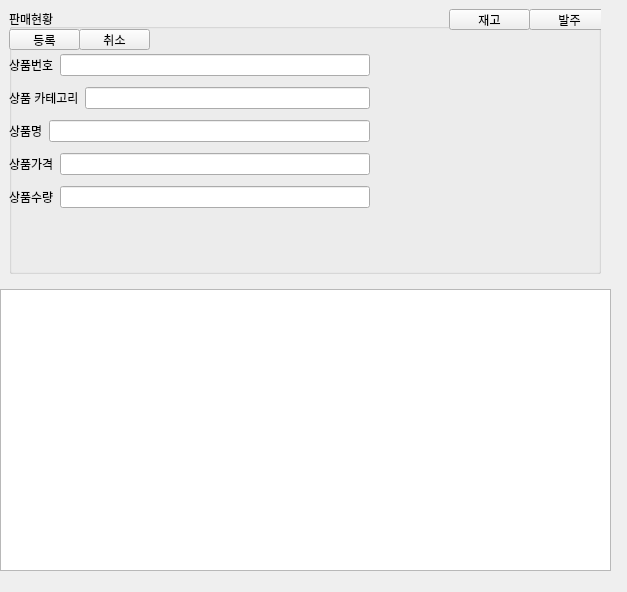
First picture: the form in mini_pro1/history.ui, repository park0609/mini_project, before the edit.
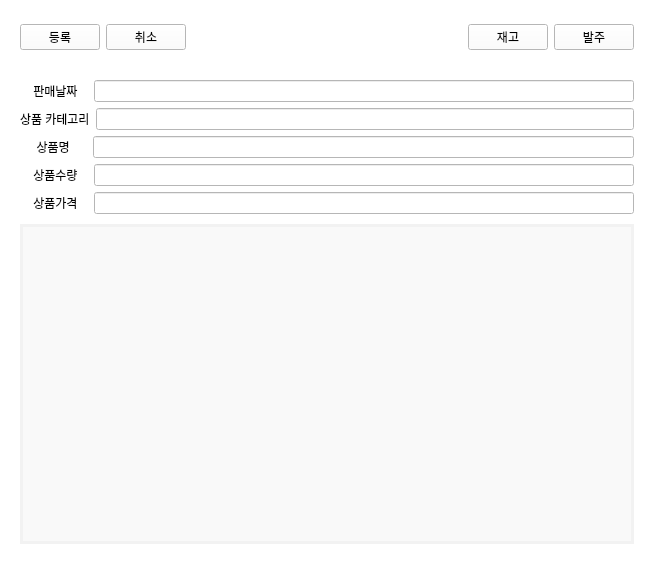
Second picture: the form after the edit.

Diff of the .ui file:
```diff
--- a/mini_pro1/history.ui
+++ b/mini_pro1/history.ui
@@ -6,53 +6,49 @@
    <rect>
     <x>0</x>
     <y>0</y>
-    <width>627</width>
-    <height>592</height>
+    <width>654</width>
+    <height>571</height>
    </rect>
   </property>
   <property name="windowTitle">
    <string>Form</string>
   </property>
-  <widget class="QWidget" name="verticalLayoutWidget">
-   <property name="geometry">
-    <rect>
-     <x>0</x>
-     <y>0</y>
-     <width>611</width>
-     <height>571</height>
-    </rect>
-   </property>
-   <layout class="QVBoxLayout" name="verticalLayout">
-    <item>
+  <property name="styleSheet">
+   <string notr="true">background-color: #ffffff;</string>
+  </property>
+  <layout class="QGridLayout" name="gridLayout">
+   <item row="0" column="0">
      <widget class="QWidget" name="widget" native="true">
-      <layout class="QHBoxLayout" name="horizontalLayout">
-       <item>
-        <widget class="QGroupBox" name="groupBox">
-         <property name="sizePolicy">
-          <sizepolicy hsizetype="MinimumExpanding" vsizetype="Preferred">
-           <horstretch>0</horstretch>
-           <verstretch>0</verstretch>
-          </sizepolicy>
-         </property>
-         <property name="title">
-          <string>판매현황</string>
-         </property>
-         <widget class="QWidget" name="verticalLayoutWidget_2">
-          <property name="geometry">
-           <rect>
-            <x>0</x>
-            <y>40</y>
-            <width>361</width>
-            <height>164</height>
-           </rect>
-          </property>
+     <property name="styleSheet">
+      <string notr="true">background-color: #ffffff;</string>
+     </property>
+     <layout class="QGridLayout" name="gridLayout_2">
+      <item row="3" column="0">
+       <widget class="QTableWidget" name="history_2">
+        <property name="maximumSize">
+         <size>
+          <width>16777215</width>
+          <height>320</height>
+         </size>
+        </property>
+        <property name="styleSheet">
+         <string notr="true">QTableWidget {
+    border: 3px solid #f2f2f2; 
+    border-radius: 1px;
+    background-color: #f9f9f9; 
+    box-shadow: 7px 7px 12px rgba(0, 0, 0, 0.3); /* 그림자 효과 */ 
+}</string>
+        </property>
+       </widget>
+      </item>
+      <item row="2" column="0">
           <layout class="QVBoxLayout" name="verticalLayout_2">
            <item>
             <layout class="QHBoxLayout" name="horizontalLayout_4">
              <item>
               <widget class="QLabel" name="label_prod_number">
                <property name="text">
-                <string>상품번호</string>
+             <string>    판매날짜   </string>
                </property>
               </widget>
              </item>
@@ -94,7 +90,7 @@
              <item>
               <widget class="QLabel" name="label_prod_name">
                <property name="text">
-                <string>상품명</string>
+             <string>     상품명     </string>
                </property>
               </widget>
              </item>
@@ -108,7 +104,7 @@
              <item>
               <widget class="QLabel" name="label_prod_price">
                <property name="text">
-                <string>상품가격</string>
+             <string>    상품수량   </string>
                </property>
               </widget>
              </item>
@@ -122,7 +118,7 @@
              <item>
               <widget class="QLabel" name="label_prod_amount">
                <property name="text">
-                <string>상품수량</string>
+             <string>    상품가격   </string>
                </property>
               </widget>
              </item>
@@ -139,18 +135,15 @@
             </layout>
            </item>
           </layout>
-         </widget>
-         <widget class="QPushButton" name="btn_add">
-          <property name="geometry">
-           <rect>
-            <x>0</x>
-            <y>20</y>
-            <width>71</width>
-            <height>21</height>
-           </rect>
-          </property>
+      </item>
+      <item row="0" column="0">
+       <layout class="QVBoxLayout" name="verticalLayout_3">
+        <item>
+         <layout class="QHBoxLayout" name="horizontalLayout">
+          <item>
+           <widget class="QPushButton" name="btn_add_2">
           <property name="sizePolicy">
-           <sizepolicy hsizetype="Minimum" vsizetype="MinimumExpanding">
+             <sizepolicy hsizetype="Fixed" vsizetype="Fixed">
             <horstretch>0</horstretch>
             <verstretch>0</verstretch>
            </sizepolicy>
@@ -159,36 +152,56 @@
            <string>등록</string>
           </property>
          </widget>
-         <widget class="QPushButton" name="pushButton_2">
-          <property name="geometry">
-           <rect>
-            <x>440</x>
-            <y>0</y>
-            <width>81</width>
-            <height>21</height>
-           </rect>
-          </property>
+          </item>
+          <item>
+           <widget class="QPushButton" name="btn_del_2">
           <property name="sizePolicy">
-           <sizepolicy hsizetype="Minimum" vsizetype="MinimumExpanding">
+             <sizepolicy hsizetype="Fixed" vsizetype="Fixed">
             <horstretch>0</horstretch>
             <verstretch>0</verstretch>
            </sizepolicy>
           </property>
           <property name="text">
-           <string>재고</string>
-          </property>
-         </widget>
+             <string>취소</string>
+            </property>
+           </widget>
+          </item>
+          <item>
+           <layout class="QHBoxLayout" name="horizontalLayout_9">
+            <item>
+             <spacer name="horizontalSpacer">
+              <property name="orientation">
+               <enum>Qt::Horizontal</enum>
+              </property>
+              <property name="sizeHint" stdset="0">
+               <size>
+                <width>40</width>
+                <height>20</height>
+               </size>
+              </property>
+             </spacer>
+            </item>
+           </layout>
+          </item>
+          <item>
+           <layout class="QHBoxLayout" name="horizontalLayout_10">
+            <item>
          <widget class="QPushButton" name="pushButton_3">
-          <property name="geometry">
-           <rect>
-            <x>520</x>
-            <y>0</y>
-            <width>81</width>
-            <height>21</height>
-           </rect>
-          </property>
+              <property name="sizePolicy">
+               <sizepolicy hsizetype="Fixed" vsizetype="Fixed">
+                <horstretch>0</horstretch>
+                <verstretch>0</verstretch>
+               </sizepolicy>
+              </property>
+              <property name="text">
+               <string>재고</string>
+              </property>
+             </widget>
+            </item>
+            <item>
+             <widget class="QPushButton" name="pushButton_4">
           <property name="sizePolicy">
-           <sizepolicy hsizetype="Minimum" vsizetype="MinimumExpanding">
+               <sizepolicy hsizetype="Fixed" vsizetype="Fixed">
             <horstretch>0</horstretch>
             <verstretch>1</verstretch>
            </sizepolicy>
@@ -197,36 +210,22 @@
            <string>발주</string>
           </property>
          </widget>
-         <widget class="QPushButton" name="btn_del">
-          <property name="geometry">
-           <rect>
-            <x>70</x>
-            <y>20</y>
-            <width>71</width>
-            <height>21</height>
-           </rect>
-          </property>
-          <property name="sizePolicy">
-           <sizepolicy hsizetype="Minimum" vsizetype="MinimumExpanding">
-            <horstretch>0</horstretch>
-            <verstretch>0</verstretch>
-           </sizepolicy>
-          </property>
-          <property name="text">
-           <string>취소</string>
-          </property>
-         </widget>
-        </widget>
-       </item>
-       <item>
-        <spacer name="verticalSpacer">
+            </item>
+           </layout>
+          </item>
+         </layout>
+        </item>
+       </layout>
+      </item>
+      <item row="1" column="0">
+       <spacer name="horizontalSpacer_3">
          <property name="orientation">
-          <enum>Qt::Vertical</enum>
+         <enum>Qt::Horizontal</enum>
          </property>
          <property name="sizeHint" stdset="0">
           <size>
-           <width>1</width>
-           <height>40</height>
+          <width>40</width>
+          <height>20</height>
           </size>
          </property>
         </spacer>
@@ -234,22 +233,7 @@
       </layout>
      </widget>
     </item>
-    <item>
-     <layout class="QHBoxLayout" name="horizontalLayout_2">
-      <item>
-       <widget class="QTableWidget" name="history">
-        <property name="maximumSize">
-         <size>
-          <width>16777215</width>
-          <height>320</height>
-         </size>
-        </property>
-       </widget>
-      </item>
-     </layout>
-    </item>
-   </layout>
-  </widget>
+  </layout>
  </widget>
  <resources/>
  <connections>
```
Left out of the diff: 34 changed lines with no effect on the pictures. Lines whose indentation alone changed are shown as unchanged.
